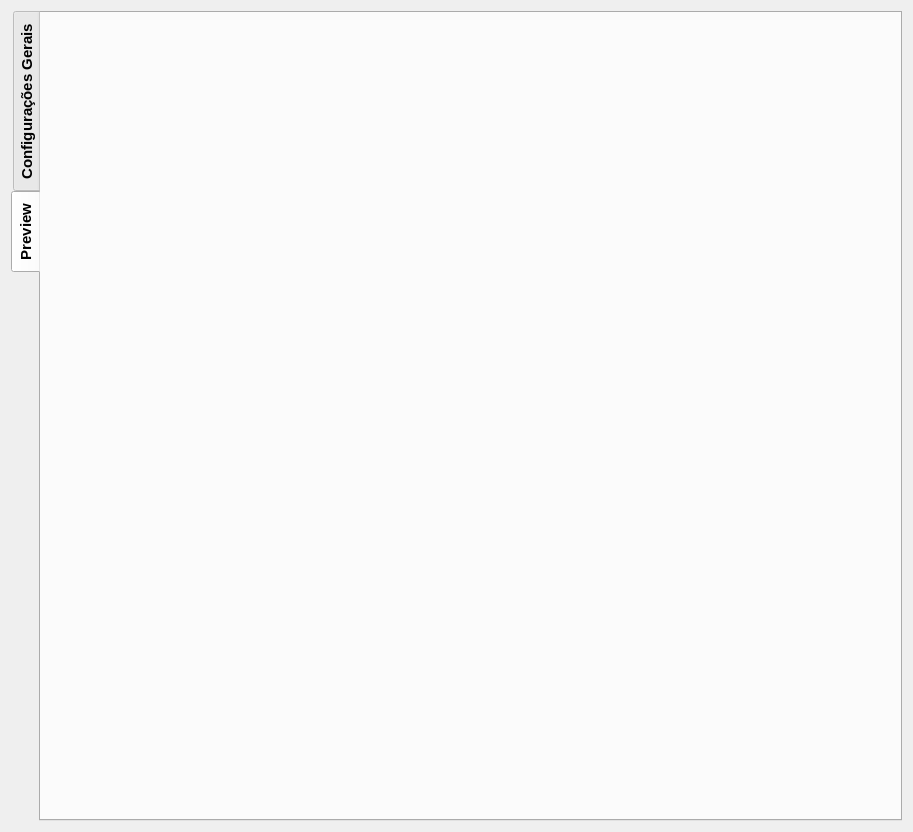
givaldocesar/amil, file amil_dialog_base.ui: the form before one commit.
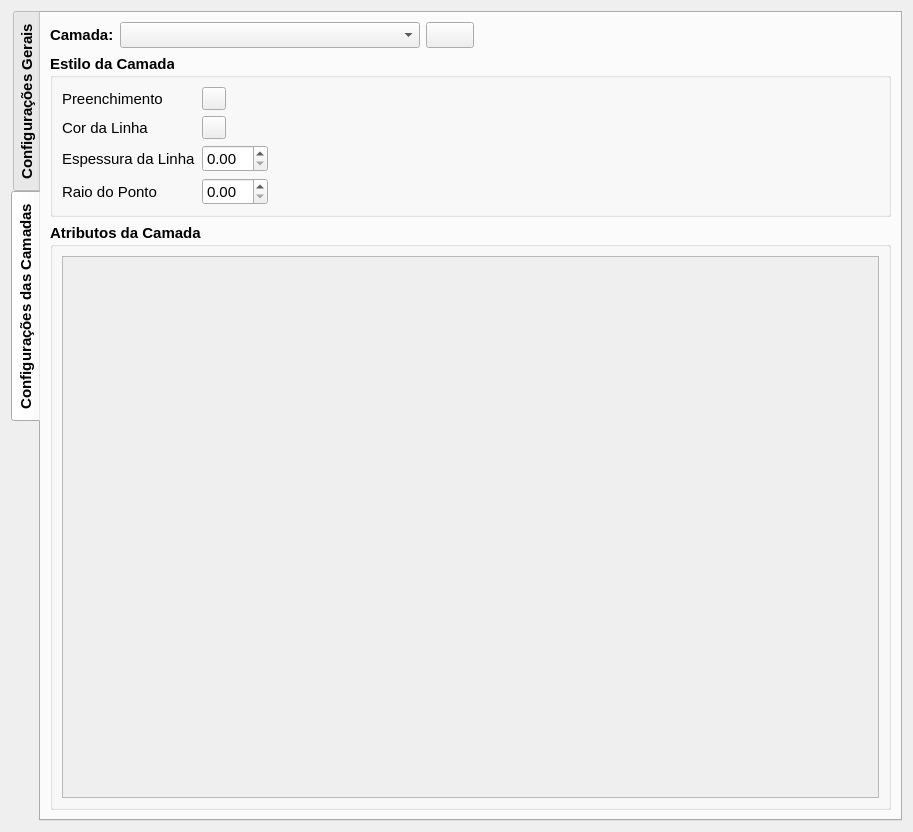
The form after the commit. The open tabs and pages were chosen to show the change. Custom widgets are drawn as their Qt base class.

Commit message: finished leaflet base & create openlayer starter engine

Patch:
```diff
--- a/amil_dialog_base.ui
+++ b/amil_dialog_base.ui
@@ -702,15 +702,216 @@
      </widget>
      <widget class="QWidget" name="preview_area">
       <attribute name="title">
-       <string>Preview</string>
+       <string>Configurações das Camadas</string>
       </attribute>
-      <layout class="QVBoxLayout" name="verticalLayout"/>
+      <layout class="QGridLayout" name="gridLayout_3">
+       <item row="2" column="0" colspan="4">
+        <widget class="QGroupBox" name="attributes_area">
+         <property name="title">
+          <string>Atributos da Camada</string>
+         </property>
+         <layout class="QVBoxLayout" name="verticalLayout">
+          <item>
+           <widget class="QScrollArea" name="attributes_scroll_area">
+            <property name="widgetResizable">
+             <bool>true</bool>
+            </property>
+            <widget class="QWidget" name="attributes_contents">
+             <property name="geometry">
+              <rect>
+               <x>0</x>
+               <y>0</y>
+               <width>824</width>
+               <height>551</height>
+              </rect>
+             </property>
+             <layout class="QGridLayout" name="gridLayout_5"/>
+            </widget>
+           </widget>
+          </item>
+         </layout>
+        </widget>
+       </item>
+       <item row="0" column="0">
+        <widget class="QLabel" name="layer_label">
+         <property name="text">
+          <string>Camada:</string>
+         </property>
+        </widget>
+       </item>
+       <item row="0" column="3">
+        <spacer name="layer_spacer">
+         <property name="orientation">
+          <enum>Qt::Horizontal</enum>
+         </property>
+         <property name="sizeHint" stdset="0">
+          <size>
+           <width>40</width>
+           <height>20</height>
+          </size>
+         </property>
+        </spacer>
+       </item>
+       <item row="0" column="1">
+        <widget class="QComboBox" name="current_layer">
+         <property name="minimumSize">
+          <size>
+           <width>300</width>
+           <height>0</height>
+          </size>
+         </property>
+         <property name="font">
+          <font>
+           <family>Arial</family>
+           <pointsize>11</pointsize>
+           <weight>50</weight>
+           <bold>false</bold>
+          </font>
+         </property>
+        </widget>
+       </item>
+       <item row="1" column="0" colspan="4">
+        <widget class="QGroupBox" name="style_area">
+         <property name="title">
+          <string>Estilo da Camada</string>
+         </property>
+         <layout class="QGridLayout" name="gridLayout_4">
+          <item row="3" column="0">
+           <widget class="QLabel" name="radius_label">
+            <property name="font">
+             <font>
+              <family>Arial</family>
+              <pointsize>11</pointsize>
+              <weight>50</weight>
+              <bold>false</bold>
+             </font>
+            </property>
+            <property name="text">
+             <string>Raio do Ponto</string>
+            </property>
+           </widget>
+          </item>
+          <item row="1" column="0">
+           <widget class="QLabel" name="stroke_label">
+            <property name="font">
+             <font>
+              <family>Arial</family>
+              <pointsize>11</pointsize>
+              <weight>50</weight>
+              <bold>false</bold>
+             </font>
+            </property>
+            <property name="text">
+             <string>Cor da Linha</string>
+            </property>
+           </widget>
+          </item>
+          <item row="0" column="0">
+           <widget class="QLabel" name="fill_label">
+            <property name="font">
+             <font>
+              <family>Arial</family>
+              <pointsize>11</pointsize>
+              <weight>50</weight>
+              <bold>false</bold>
+             </font>
+            </property>
+            <property name="text">
+             <string>Preenchimento</string>
+            </property>
+           </widget>
+          </item>
+          <item row="1" column="1">
+           <widget class="QgsColorButton" name="stroke_button"/>
+          </item>
+          <item row="2" column="0">
+           <widget class="QLabel" name="stroke_width_label">
+            <property name="font">
+             <font>
+              <family>Arial</family>
+              <pointsize>11</pointsize>
+              <weight>50</weight>
+              <bold>false</bold>
+             </font>
+            </property>
+            <property name="text">
+             <string>Espessura da Linha</string>
+            </property>
+           </widget>
+          </item>
+          <item row="3" column="1">
+           <widget class="QgsDoubleSpinBox" name="radius_spin">
+            <property name="font">
+             <font>
+              <family>Arial</family>
+              <pointsize>11</pointsize>
+              <weight>50</weight>
+              <bold>false</bold>
+             </font>
+            </property>
+           </widget>
+          </item>
+          <item row="0" column="1">
+           <widget class="QgsColorButton" name="fill_button"/>
+          </item>
+          <item row="1" column="2">
+           <spacer name="style_spacer">
+            <property name="orientation">
+             <enum>Qt::Horizontal</enum>
+            </property>
+            <property name="sizeHint" stdset="0">
+             <size>
+              <width>40</width>
+              <height>20</height>
+             </size>
+            </property>
+           </spacer>
+          </item>
+          <item row="2" column="1">
+           <widget class="QgsDoubleSpinBox" name="stroke_width_spin">
+            <property name="font">
+             <font>
+              <family>Arial</family>
+              <pointsize>11</pointsize>
+              <weight>50</weight>
+              <bold>false</bold>
+             </font>
+            </property>
+           </widget>
+          </item>
+         </layout>
+        </widget>
+       </item>
+       <item row="0" column="2">
+        <widget class="QPushButton" name="sync_style_button">
+         <property name="font">
+          <font>
+           <family>Arial</family>
+           <pointsize>11</pointsize>
+           <weight>50</weight>
+           <bold>false</bold>
+          </font>
+         </property>
+         <property name="toolTip">
+          <string>Sincronizar estilo com a camada do QGIS</string>
+         </property>
+         <property name="text">
+          <string/>
+         </property>
+        </widget>
+       </item>
+      </layout>
      </widget>
     </widget>
    </item>
   </layout>
  </widget>
  <customwidgets>
+  <customwidget>
+   <class>QgsColorButton</class>
+   <extends>QToolButton</extends>
+   <header>qgscolorbutton.h</header>
+  </customwidget>
   <customwidget>
    <class>QgsDoubleSpinBox</class>
    <extends>QDoubleSpinBox</extends>
```
Left out of the diff: 95 changed lines with no effect on the pictures. The commit also changes 24 other files.
